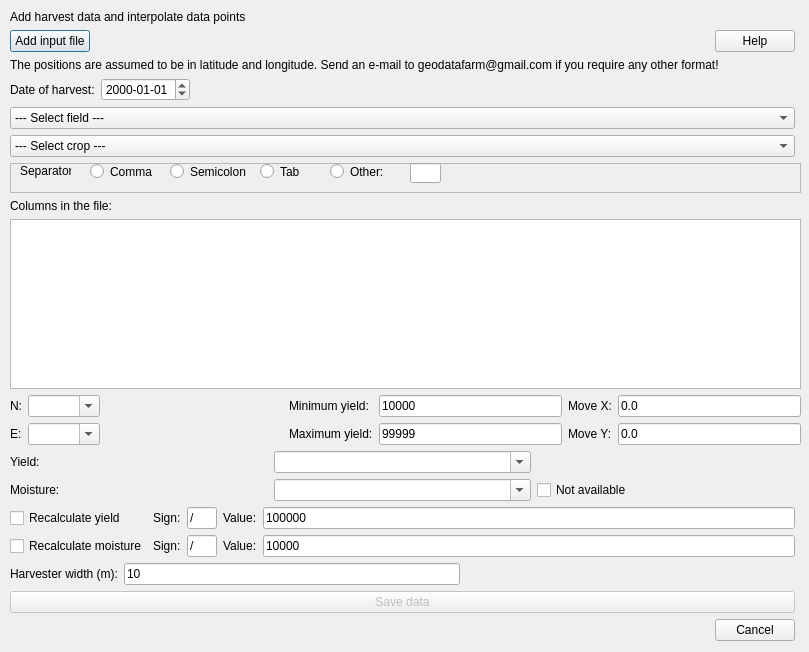
Before: the Qt Designer form widgets/import_interpolate_harvest_base.ui in axelande/geodatafarm3, drawn with Qt 5.
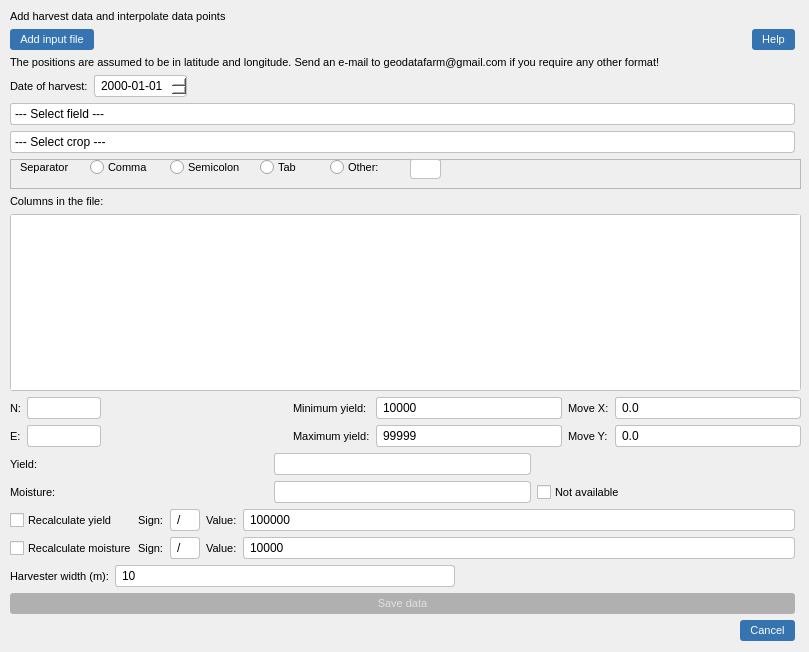
After: the same form once the commit is applied.

The edit to the form file:
```diff
--- a/widgets/import_interpolate_harvest_base.ui
+++ b/widgets/import_interpolate_harvest_base.ui
@@ -13,7 +13,150 @@
   <property name="windowTitle">
    <string>Interpolate harvest yield over the field</string>
   </property>
-  <widget class="QWidget" name="gridLayoutWidget">
+  <property name="styleSheet"><string notr="true">
+/* === Global === */
+* {
+  font-family: "Segoe UI", sans-serif;
+  font-size: 9pt;
+}
+
+/* === Tab bars === */
+QTabWidget::pane {
+  border: 1px solid #c0c0c0;
+  border-radius: 3px;
+  background: #ffffff;
+}
+QTabBar::tab {
+  background: #f0f0f0;
+  border: 1px solid #c0c0c0;
+  border-bottom: none;
+  border-top-left-radius: 3px;
+  border-top-right-radius: 3px;
+  padding: 4px 10px;
+  margin-right: 1px;
+  font-size: 8pt;
+}
+QTabBar::tab:selected {
+  background: #ffffff;
+  border-bottom: 2px solid #3574b0;
+  font-weight: bold;
+}
+QTabBar::tab:hover:!selected {
+  background: #e4e4e4;
+}
+
+/* === Buttons === */
+QPushButton {
+  background-color: #3574b0;
+  color: white;
+  border: none;
+  border-radius: 3px;
+  padding: 4px 10px;
+  font-size: 8pt;
+}
+QPushButton:hover {
+  background-color: #2a5f8f;
+}
+QPushButton:pressed {
+  background-color: #1e4a6e;
+}
+QPushButton:disabled {
+  background-color: #b0b0b0;
+  color: #e0e0e0;
+}
+
+/* === Inputs === */
+QLineEdit, QPlainTextEdit, QTextEdit {
+  border: 1px solid #c0c0c0;
+  border-radius: 3px;
+  padding: 2px 4px;
+  background: #ffffff;
+}
+QLineEdit:focus, QPlainTextEdit:focus, QTextEdit:focus {
+  border: 1px solid #3574b0;
+}
+
+/* === Combo boxes === */
+QComboBox {
+  border: 1px solid #c0c0c0;
+  border-radius: 3px;
+  padding: 2px 4px;
+  background: #ffffff;
+}
+QComboBox:hover {
+  border: 1px solid #3574b0;
+}
+QComboBox::drop-down {
+  border: none;
+  width: 20px;
+}
+
+/* === Lists === */
+QListWidget {
+  border: 1px solid #c0c0c0;
+  border-radius: 3px;
+  background: #ffffff;
+}
+
+/* === Group boxes === */
+QGroupBox {
+  border: 1px solid #c0c0c0;
+  border-radius: 3px;
+  margin-top: 8px;
+  padding-top: 8px;
+  font-weight: bold;
+  font-size: 8pt;
+}
+QGroupBox::title {
+  subcontrol-origin: margin;
+  left: 8px;
+  padding: 0 3px;
+}
+
+/* === Radio &amp; Check === */
+QRadioButton, QCheckBox {
+  spacing: 4px;
+  font-size: 8pt;
+}
+
+/* === Labels === */
+QLabel {
+  font-size: 8pt;
+}
+
+/* === Calendar === */
+QCalendarWidget {
+  border: 1px solid #c0c0c0;
+  border-radius: 3px;
+}
+
+/* === Table === */
+QTableWidget, QTableView {
+  border: 1px solid #c0c0c0;
+  border-radius: 3px;
+  gridline-color: #e0e0e0;
+}
+QHeaderView::section {
+  background-color: #f0f0f0;
+  border: none;
+  border-bottom: 1px solid #c0c0c0;
+  border-right: 1px solid #e0e0e0;
+  padding: 3px 6px;
+  font-weight: bold;
+  font-size: 8pt;
+}
+
+/* === Spin boxes === */
+QSpinBox, QDoubleSpinBox, QDateEdit, QTimeEdit {
+  border: 1px solid #c0c0c0;
+  border-radius: 3px;
+  padding: 2px 4px;
+  background: #ffffff;
+}
+QSpinBox:focus, QDoubleSpinBox:focus, QDateEdit:focus, QTimeEdit:focus {
+  border: 1px solid #3574b0;
+}
+</string></property><widget class="QWidget" name="gridLayoutWidget">
    <property name="geometry">
     <rect>
      <x>10</x>
```
Left out of the diff: 42 changed lines with no effect on the pictures.
